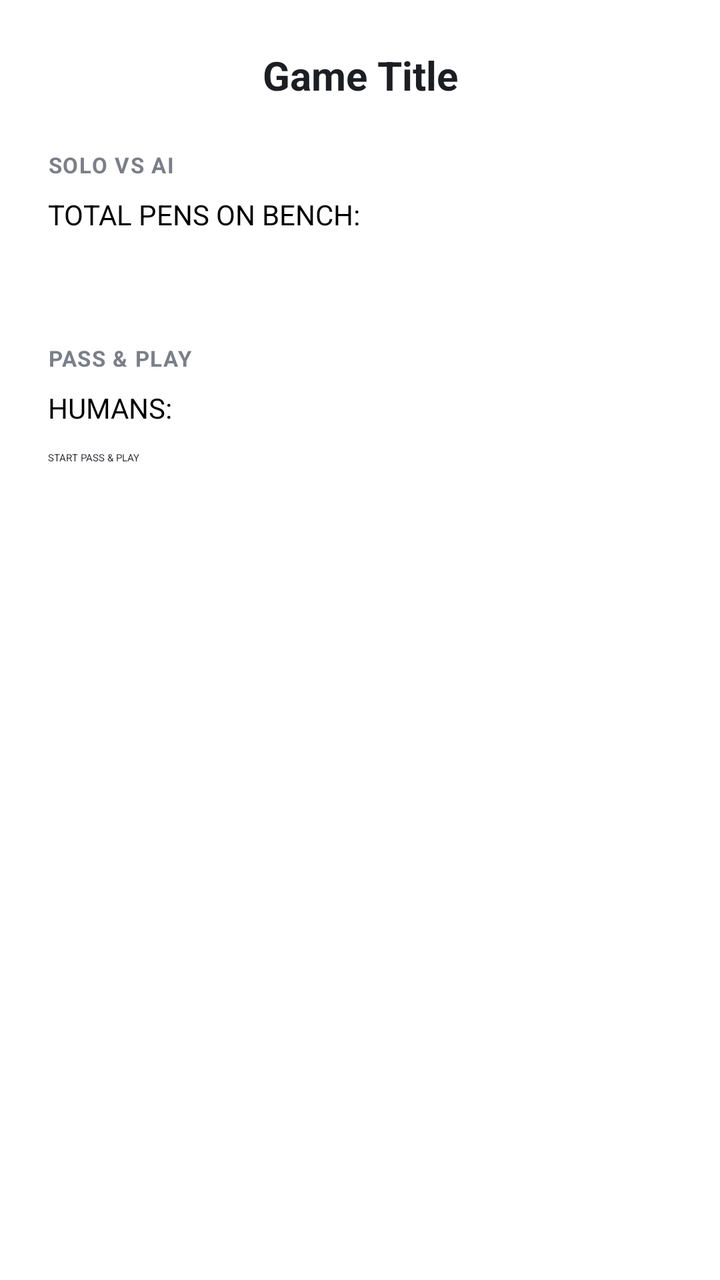
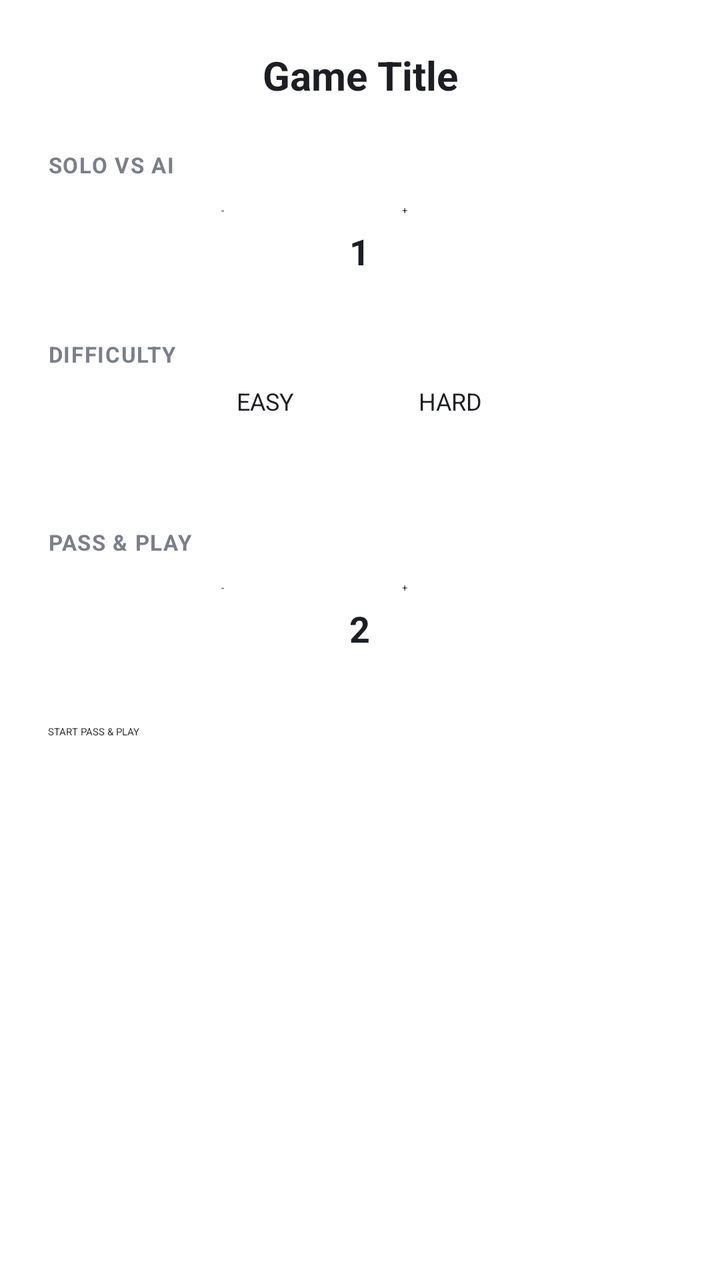

Screens rendered from an Android XML layout before and after an edit, with the pre-edit source and the edit as a unified diff.
<!-- AndroidManifest.xml: application theme Theme.App.Starting -->
<!-- res/layout/dialog_launch_sheet.xml -->
<?xml version="1.0" encoding="utf-8"?>
<LinearLayout xmlns:android="http://schemas.android.com/apk/res/android"
    xmlns:app="http://schemas.android.com/apk/res-auto"
    android:layout_width="match_parent"
    android:layout_height="wrap_content"
    android:orientation="vertical"
    android:padding="24dp"
    android:background="#FFFFFF">

    <TextView
        android:id="@+id/sheetTitle"
        android:layout_width="match_parent"
        android:layout_height="wrap_content"
        android:text="Game Title"
        android:textAlignment="center"
        android:textColor="#1C1E24"
        android:textSize="20sp"
        android:textStyle="bold"
        android:layout_marginBottom="24dp" />

    <LinearLayout
        android:id="@+id/soloContainer"
        android:layout_width="match_parent"
        android:layout_height="wrap_content"
        android:orientation="vertical"
        android:layout_marginBottom="24dp">

        <TextView
            android:layout_width="wrap_content"
            android:layout_height="wrap_content"
            android:text="SOLO VS AI"
            android:textSize="11sp"
            android:textStyle="bold"
            android:textAllCaps="true"
            android:letterSpacing="0.05"
            android:textColor="#7A7F88"
            android:layout_marginBottom="8dp" />

        <LinearLayout
            android:layout_width="match_parent"
            android:layout_height="wrap_content"
            android:orientation="horizontal"
            android:gravity="center_vertical"
            android:layout_marginBottom="12dp">

            <TextView
                android:layout_width="wrap_content"
                android:layout_height="wrap_content"
                android:text="TOTAL PENS ON BENCH: "
                android:textSize="14sp" />

            <Spinner
                android:id="@+id/soloPlayerSpinner"
                android:layout_width="wrap_content"
                android:layout_height="wrap_content" />
        </LinearLayout>

        <Spinner
            android:id="@+id/skillSpinner"
            android:layout_width="match_parent"
            android:layout_height="wrap_content"
            android:layout_marginBottom="12dp" />

        <Button
            android:id="@+id/btnSolo"
            android:layout_width="match_parent"
            android:layout_height="wrap_content"
            android:text="PLAY SOLO"
            android:backgroundTint="#1C1E24"
            android:textColor="#FFFFFF" />
    </LinearLayout>

    <LinearLayout
        android:id="@+id/passContainer"
        android:layout_width="match_parent"
        android:layout_height="wrap_content"
        android:orientation="vertical"
        android:layout_marginBottom="12dp">

        <TextView
            android:layout_width="wrap_content"
            android:layout_height="wrap_content"
            android:text="PASS &amp; PLAY"
            android:textSize="11sp"
            android:textStyle="bold"
            android:textAllCaps="true"
            android:letterSpacing="0.05"
            android:textColor="#7A7F88"
            android:layout_marginBottom="8dp" />

        <LinearLayout
            android:layout_width="match_parent"
            android:layout_height="wrap_content"
            android:orientation="horizontal"
            android:gravity="center_vertical"
            android:layout_marginBottom="12dp">

            <TextView
                android:layout_width="wrap_content"
                android:layout_height="wrap_content"
                android:text="HUMANS: "
                android:textSize="14sp" />

            <Spinner
                android:id="@+id/playerSpinner"
                android:layout_width="wrap_content"
                android:layout_height="wrap_content" />
        </LinearLayout>

        <Button
            android:id="@+id/btnPass"
            android:layout_width="match_parent"
            android:layout_height="wrap_content"
            android:text="START PASS &amp; PLAY"
            android:backgroundTint="#FFFFFF"
            android:textColor="#1C1E24"
            app:strokeColor="#1C1E24"
            app:strokeWidth="1dp" />
    </LinearLayout>

    <TextView
        android:id="@+id/noSoloNote"
        android:layout_width="match_parent"
        android:layout_height="wrap_content"
        android:text="Solo mode not supported"
        android:textAlignment="center"
        android:textColor="#7A7F88"
        android:textSize="12sp"
        android:visibility="gone" />

</LinearLayout>
<!-- resources referenced by this layout -->
<resources>
  <style name="Theme.App.Starting" parent="Theme.SplashScreen">
          <item name="windowSplashScreenBackground">@color/studio_ink</item>
          <item name="windowSplashScreenAnimatedIcon">@mipmap/ic_launcher</item>
          <item name="postSplashScreenTheme">@style/Theme.Shell</item>
      </style>
  <color name="studio_ink">#1C1E24</color>
  <style name="Theme.Shell" parent="Theme.MaterialComponents.DayNight.NoActionBar">
          <item name="colorPrimary">@color/studio_ink</item>
          <item name="colorPrimaryVariant">@color/studio_ink</item>
          <item name="colorOnPrimary">@color/white</item>
          <item name="colorSecondary">@color/teal_200</item>
          <item name="colorSecondaryVariant">@color/teal_700</item>
          <item name="colorOnSecondary">@color/black</item>
          <item name="android:statusBarColor">#FAFAFA</item>
          <item name="android:windowLightStatusBar">true</item>
          <item name="android:windowBackground">@color/studio_background</item>
      </style>
  <color name="white">#FFFFFFFF</color>
  <color name="teal_200">#FF03DAC5</color>
  <color name="teal_700">#FF018786</color>
  <color name="black">#FF000000</color>
  <color name="studio_background">#F3F4F6</color>
</resources>

<!-- the commit's change to res/layout/dialog_launch_sheet.xml (unified diff, before → after) -->
@@ -18,6 +18,7 @@
         android:textStyle="bold"
         android:layout_marginBottom="24dp" />
 
+    
     <LinearLayout
         android:id="@+id/soloContainer"
         android:layout_width="match_parent"
@@ -34,42 +35,107 @@
             android:textAllCaps="true"
             android:letterSpacing="0.05"
             android:textColor="#7A7F88"
+            android:layout_marginBottom="12dp" />
+
+        <LinearLayout
+            android:layout_width="match_parent"
+            android:layout_height="wrap_content"
+            android:orientation="horizontal"
+            android:gravity="center"
+            android:layout_marginBottom="20dp">
+
+            <Button
+                android:id="@+id/btnAiMinus"
+                android:layout_width="48dp"
+                android:layout_height="48dp"
+                android:text="-"
+                android:backgroundTint="#F5F5F7"
+                android:textColor="#1C1E24"
+                app:cornerRadius="24dp" />
+
+            <TextView
+                android:id="@+id/tvAiCount"
+                android:layout_width="wrap_content"
+                android:layout_height="wrap_content"
+                android:text="1"
+                android:textSize="18sp"
+                android:textStyle="bold"
+                android:textColor="#1C1E24"
+                android:layout_marginStart="16dp"
+                android:layout_marginEnd="16dp" />
+
+            <Button
+                android:id="@+id/btnAiPlus"
+                android:layout_width="48dp"
+                android:layout_height="48dp"
+                android:text="+"
+                android:backgroundTint="#F5F5F7"
+                android:textColor="#1C1E24"
+                app:cornerRadius="24dp" />
+        </LinearLayout>
+
+        <TextView
+            android:layout_width="wrap_content"
+            android:layout_height="wrap_content"
+            android:text="DIFFICULTY"
+            android:textSize="11sp"
+            android:textStyle="bold"
+            android:textAllCaps="true"
+            android:letterSpacing="0.05"
+            android:textColor="#7A7F88"
             android:layout_marginBottom="8dp" />
 
         <LinearLayout
+            android:id="@+id/difficultyPills"
             android:layout_width="match_parent"
             android:layout_height="wrap_content"
             android:orientation="horizontal"
-            android:gravity="center_vertical"
-            android:layout_marginBottom="12dp">
-
-            <TextView
-                android:layout_width="wrap_content"
-                android:layout_height="wrap_content"
-                android:text="TOTAL PENS ON BENCH: "
-                android:textSize="14sp" />
-
-            <Spinner
-                android:id="@+id/soloPlayerSpinner"
-                android:layout_width="wrap_content"
-                android:layout_height="wrap_content" />
+            android:gravity="center"
+            android:layout_marginBottom="24dp">
+
+            <Button
+                android:id="@+id/btnDiffEasy"
+                android:layout_width="wrap_content"
+                android:layout_height="wrap_content"
+                android:text="EASY"
+                android:textSize="12sp"
+                android:backgroundTint="#F5F5F7"
+                android:textColor="#1C1E24"
+                android:layout_marginEnd="8dp"
+                app:cornerRadius="16dp" />
+
+            <Button
+                android:id="@+id/btnDiffMed"
+                android:layout_width="wrap_content"
+                android:layout_height="wrap_content"
+                android:text="MEDIUM"
+                android:textSize="12sp"
+                android:backgroundTint="#1C1E24"
+                android:textColor="#FFFFFF"
+                android:layout_marginEnd="8dp"
+                app:cornerRadius="16dp" />
+
+            <Button
+                android:id="@+id/btnDiffHard"
+                android:layout_width="wrap_content"
+                android:layout_height="wrap_content"
+                android:text="HARD"
+                android:textSize="12sp"
+                android:backgroundTint="#F5F5F7"
+                android:textColor="#1C1E24"
+                app:cornerRadius="16dp" />
         </LinearLayout>
 
-        <Spinner
-            android:id="@+id/skillSpinner"
-            android:layout_width="match_parent"
-            android:layout_height="wrap_content"
-            android:layout_marginBottom="12dp" />
-
         <Button
-            android:id="@+id/btnSolo"
-            android:layout_width="match_parent"
-            android:layout_height="wrap_content"
-            android:text="PLAY SOLO"
+            android:id="@+id/btnSoloStart"
+            android:layout_width="match_parent"
+            android:layout_height="wrap_content"
+            android:text="START"
             android:backgroundTint="#1C1E24"
             android:textColor="#FFFFFF" />
     </LinearLayout>
 
+    
     <LinearLayout
         android:id="@+id/passContainer"
         android:layout_width="match_parent"
@@ -86,29 +152,47 @@
             android:textAllCaps="true"
             android:letterSpacing="0.05"
             android:textColor="#7A7F88"
-            android:layout_marginBottom="8dp" />
+            android:layout_marginBottom="12dp" />
 
         <LinearLayout
             android:layout_width="match_parent"
             android:layout_height="wrap_content"
             android:orientation="horizontal"
-            android:gravity="center_vertical"
-            android:layout_marginBottom="12dp">
+            android:gravity="center"
+            android:layout_marginBottom="24dp">
+
+            <Button
+                android:id="@+id/btnHumanMinus"
+                android:layout_width="48dp"
+                android:layout_height="48dp"
+                android:text="-"
+                android:backgroundTint="#F5F5F7"
+                android:textColor="#1C1E24"
+                app:cornerRadius="24dp" />
 
             <TextView
-                android:layout_width="wrap_content"
-                android:layout_height="wrap_content"
-                android:text="HUMANS: "
-                android:textSize="14sp" />
-
-            <Spinner
-                android:id="@+id/playerSpinner"
-                android:layout_width="wrap_content"
-                android:layout_height="wrap_content" />
+                android:id="@+id/tvHumanCount"
+                android:layout_width="wrap_content"
+                android:layout_height="wrap_content"
+                android:text="2"
+                android:textSize="18sp"
+                android:textStyle="bold"
+                android:textColor="#1C1E24"
+                android:layout_marginStart="16dp"
+                android:layout_marginEnd="16dp" />
+
+            <Button
+                android:id="@+id/btnHumanPlus"
+                android:layout_width="48dp"
+                android:layout_height="48dp"
+                android:text="+"
+                android:backgroundTint="#F5F5F7"
+                android:textColor="#1C1E24"
+                app:cornerRadius="24dp" />
         </LinearLayout>
 
         <Button
-            android:id="@+id/btnPass"
+            android:id="@+id/btnPassStart"
             android:layout_width="match_parent"
             android:layout_height="wrap_content"
             android:text="START PASS &amp; PLAY"
